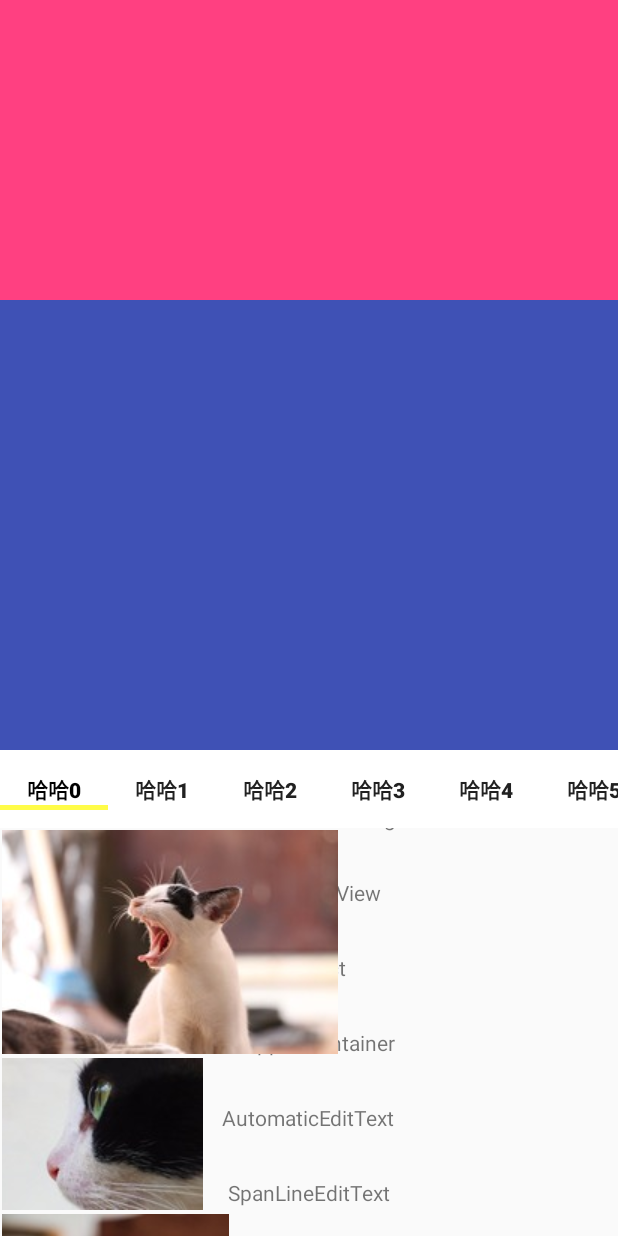
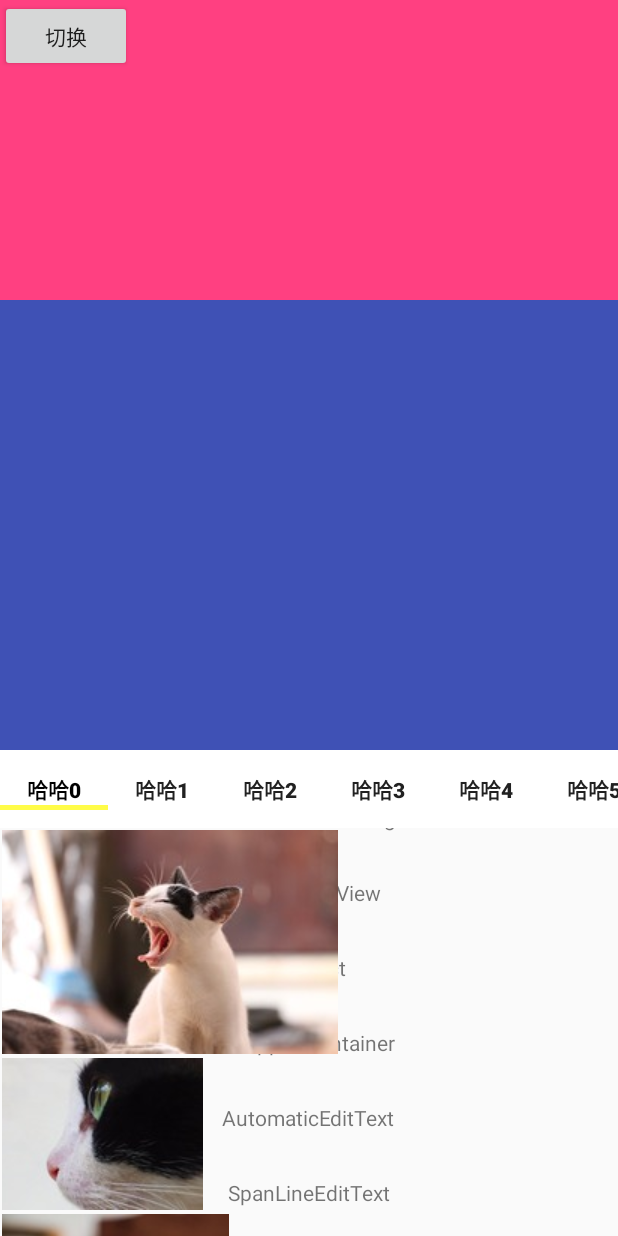
Before and after one commit to hyhdy/customview-samples, an Android app: the fragment CoordinatorLayoutFragment placed in its activity, on a phone screen of 412 x 824 dp. Run offline under Robolectric (Android 15) with nearby library versions, the phone set to English and light mode, and no system bars; our stand-ins replace FlexboxLayout; Roboto replaces fonts that are not available here; 1 statement that could not run was skipped.

Commit message:
处理coordinatelayout的list为空时appbarlayout还能滑出屏幕的问题

```diff
--- a/app/src/main/java/com/sky/hyh/customviewsamples/customview/coordinatelayout/CustomCoordinateLayout.java
+++ b/app/src/main/java/com/sky/hyh/customviewsamples/customview/coordinatelayout/CustomCoordinateLayout.java
@@ -2,17 +2,78 @@ package com.sky.hyh.customviewsamples.customview.coordinatelayout;
 
 import android.content.Context;
 import android.support.design.widget.CoordinatorLayout;
+import android.support.design.widget.TabLayout;
 import android.util.AttributeSet;
+import android.view.View;
+import android.view.ViewGroup;
+
+import com.sky.hyh.customviewsamples.R;
+import com.sky.hyh.customviewsamples.customview.customviewpager.CustomViewPager;
+
+import java.util.ArrayList;
+import java.util.List;
 
 /**
  * created by hyh on 2019/4/4
  */
 public class CustomCoordinateLayout extends CoordinatorLayout {
+    public static final int RES_ID = R.layout.container_coordinate_layout;
+    private TabLayout mTabLayout;
+    private CustomViewPager mViewPager;
+    private BaseAppBarLayout mAppBarLayout;
+
     public CustomCoordinateLayout(Context context) {
-        super(context);
+        this(context,null);
     }
 
     public CustomCoordinateLayout(Context context, AttributeSet attrs) {
         super(context, attrs);
+        View root = inflate(getContext(),RES_ID,this);
+        initViews(root);
+    }
+
+    protected void initViews(View rootView) {
+        mAppBarLayout = rootView.findViewById(R.id.app_bar_layout);
+        mAppBarLayout.addOffsetListener();
+
+        mViewPager = findViewById(R.id.vp_content);
+        mViewPager.setPagingEnabled(false);
+        mTabLayout = findViewById(R.id.tablayout);
+        mTabLayout.setupWithViewPager(mViewPager,false);
+
+        List<String> datas=new ArrayList<>();
+        datas.add("#990000");
+        datas.add("#271309");
+        datas.add("#213456");
+        datas.add("#016716");
+        datas.add("#170456");
+        datas.add("#ff11ff");
+        datas.add("#016755");
+        datas.add("#170111");
+        datas.add("#3001ff");
+
+        String[] titleContents = new String[datas.size()];
+        for(int i=0;i<datas.size();i++){
+            titleContents[i] = "哈哈"+i;
+        }
+        CoordinatePagerAdapter coordinatePagerAdapter=new CoordinatePagerAdapter(getContext(),datas);
+
+        setAdapter(titleContents,coordinatePagerAdapter);
+    }
+
+    public void setAdapter(String[] titleContents, CoordinatePagerAdapter pagerAdapter){
+        mTabLayout.removeAllTabs();
+        for(int i=0;i<titleContents.length;i++){
+            mTabLayout.addTab(mTabLayout.newTab());
+        }
+
+        mViewPager.setAdapter(pagerAdapter);
+
+        for(int i=0;i<titleContents.length;i++){
+            TabLayout.Tab tab = mTabLayout.getTabAt(i);
+            if(tab!=null) {
+                tab.setText(titleContents[i]);
+            }
+        }
     }
 }
--- /dev/null
+++ b/app/src/main/java/com/sky/hyh/customviewsamples/customview/coordinatelayout/RootLayout.java
@@ -0,0 +1,45 @@
+package com.sky.hyh.customviewsamples.customview.coordinatelayout;
+
+import android.content.Context;
+import android.support.annotation.NonNull;
+import android.support.annotation.Nullable;
+import android.support.design.widget.CoordinatorLayout;
+import android.util.AttributeSet;
+import android.util.Log;
+import android.view.ViewGroup;
+import android.widget.FrameLayout;
+
+import com.sky.hyh.customviewsamples.R;
+
+/**
+ * created by hyh on 2019/4/4
+ */
+public class RootLayout extends FrameLayout {
+    private boolean mHaveList = true;
+
+    public RootLayout(@NonNull Context context) {
+        this(context,null);
+    }
+
+    public RootLayout(@NonNull Context context, @Nullable AttributeSet attrs) {
+        super(context, attrs);
+        updateView(mHaveList);
+    }
+
+    public void updateView(boolean haveList){
+        Log.d("hyh","RootLayout: updateView");
+        mHaveList = haveList;
+        removeAllViews();
+        if(haveList){
+            CustomCoordinateLayout customCoordinateLayout = new CustomCoordinateLayout(getContext());
+            addView(customCoordinateLayout,new LayoutParams(ViewGroup.LayoutParams.MATCH_PARENT, ViewGroup.LayoutParams.MATCH_PARENT));
+        }else{
+            TabLayoutContainer tabLayoutContainer = new TabLayoutContainer(getContext());
+            addView(tabLayoutContainer,new LayoutParams(ViewGroup.LayoutParams.MATCH_PARENT, ViewGroup.LayoutParams.MATCH_PARENT));
+        }
+    }
+
+    public boolean isHaveList() {
+        return mHaveList;
+    }
+}
--- /dev/null
+++ b/app/src/main/java/com/sky/hyh/customviewsamples/customview/coordinatelayout/TabLayoutContainer.java
@@ -0,0 +1,23 @@
+package com.sky.hyh.customviewsamples.customview.coordinatelayout;
+
+import android.content.Context;
+import android.util.AttributeSet;
+import android.widget.ScrollView;
+
+import com.sky.hyh.customviewsamples.R;
+
+/**
+ * created by hyh on 2019/4/4
+ */
+public class TabLayoutContainer extends ScrollView {
+    public static final int RES_ID = R.layout.container_tab_layout;
+
+    public TabLayoutContainer(Context context) {
+        this(context,null);
+    }
+
+    public TabLayoutContainer(Context context, AttributeSet attrs) {
+        super(context, attrs);
+        inflate(context,RES_ID,this);
+    }
+}
--- a/app/src/main/java/com/sky/hyh/customviewsamples/fragment/impl/CoordinatorLayoutFragment.java
+++ b/app/src/main/java/com/sky/hyh/customviewsamples/fragment/impl/CoordinatorLayoutFragment.java
@@ -3,10 +3,12 @@ package com.sky.hyh.customviewsamples.fragment.impl;
 import android.support.design.widget.TabLayout;
 import android.support.v4.view.ViewPager;
 import android.view.View;
+import android.widget.Button;
 
 import com.sky.hyh.customviewsamples.R;
 import com.sky.hyh.customviewsamples.customview.coordinatelayout.CoordinatePagerAdapter;
 import com.sky.hyh.customviewsamples.customview.coordinatelayout.BaseAppBarLayout;
+import com.sky.hyh.customviewsamples.customview.coordinatelayout.RootLayout;
 import com.sky.hyh.customviewsamples.customview.customviewpager.CustomViewPager;
 import com.sky.hyh.customviewsamples.fragment.BaseFragment;
 
@@ -17,9 +19,8 @@ import java.util.List;
  * created by hyh on 2019/4/4
  */
 public class CoordinatorLayoutFragment extends BaseFragment {
-    private TabLayout mTabLayout;
-    private CustomViewPager mViewPager;
-    private BaseAppBarLayout mAppBarLayout;
+    private RootLayout mRootLayout;
+    private Button mBtnSwitch;
 
     @Override
     protected int getResId() {
@@ -28,47 +29,13 @@ public class CoordinatorLayoutFragment extends BaseFragment {
 
     @Override
     protected void initViews(View rootView) {
-        mAppBarLayout = rootView.findViewById(R.id.app_bar_layout);
-        mAppBarLayout.addOffsetListener();
-
-        mViewPager = findViewById(R.id.vp_content);
-        mViewPager.setPagingEnabled(false);
-        mTabLayout = findViewById(R.id.tablayout);
-        mTabLayout.setupWithViewPager(mViewPager,false);
-
-        List<String> datas=new ArrayList<>();
-        datas.add("#990000");
-        datas.add("#271309");
-        datas.add("#213456");
-        datas.add("#016716");
-        datas.add("#170456");
-        datas.add("#ff11ff");
-        datas.add("#016755");
-        datas.add("#170111");
-        datas.add("#3001ff");
-
-        String[] titleContents = new String[datas.size()];
-        for(int i=0;i<datas.size();i++){
-            titleContents[i] = "哈哈"+i;
-        }
-        CoordinatePagerAdapter coordinatePagerAdapter=new CoordinatePagerAdapter(getContext(),datas);
-
-        setAdapter(titleContents,coordinatePagerAdapter);
-    }
-
-    public void setAdapter(String[] titleContents, CoordinatePagerAdapter pagerAdapter){
-        mTabLayout.removeAllTabs();
-        for(int i=0;i<titleContents.length;i++){
-            mTabLayout.addTab(mTabLayout.newTab());
-        }
-
-        mViewPager.setAdapter(pagerAdapter);
-
-        for(int i=0;i<titleContents.length;i++){
-            TabLayout.Tab tab = mTabLayout.getTabAt(i);
-            if(tab!=null) {
-                tab.setText(titleContents[i]);
+        mRootLayout = rootView.findViewById(R.id.root);
+        mBtnSwitch = findViewById(R.id.btn_switch);
+        mBtnSwitch.setOnClickListener(new View.OnClickListener() {
+            @Override
+            public void onClick(View v) {
+                mRootLayout.updateView(!mRootLayout.isHaveList());
             }
-        }
+        });
     }
 }
--- /dev/null
+++ b/app/src/main/res/layout/container_coordinate_layout.xml
@@ -0,0 +1,19 @@
+<?xml version="1.0" encoding="utf-8"?>
+<merge xmlns:android="http://schemas.android.com/apk/res/android"
+    xmlns:app="http://schemas.android.com/apk/res-auto">
+    <com.sky.hyh.customviewsamples.customview.coordinatelayout.MyAppBarLayout
+        android:id="@+id/app_bar_layout"
+        android:layout_width="match_parent"
+        android:layout_height="wrap_content"
+        app:layout_behavior="com.sky.hyh.customviewsamples.customview.coordinatelayout.WhlBehavior"
+        >
+    </com.sky.hyh.customviewsamples.customview.coordinatelayout.MyAppBarLayout>
+
+    <com.sky.hyh.customviewsamples.customview.customviewpager.CustomViewPager
+        android:id="@+id/vp_content"
+        android:layout_width="match_parent"
+        android:layout_height="match_parent"
+        app:layout_behavior="@string/appbar_scrolling_view_behavior"
+        >
+    </com.sky.hyh.customviewsamples.customview.customviewpager.CustomViewPager>
+</merge>
--- /dev/null
+++ b/app/src/main/res/layout/container_tab_layout.xml
@@ -0,0 +1,35 @@
+<?xml version="1.0" encoding="utf-8"?>
+<LinearLayout xmlns:android="http://schemas.android.com/apk/res/android"
+    android:orientation="vertical"
+    android:layout_width="match_parent"
+    android:layout_height="match_parent">
+
+    <FrameLayout
+        android:id="@+id/fl_item_1"
+        android:layout_width="match_parent"
+        android:layout_height="200dp"
+        android:background="@color/colorAccent">
+    </FrameLayout>
+
+    <FrameLayout
+        android:id="@+id/fl_item_2"
+        android:layout_width="match_parent"
+        android:layout_height="300dp"
+        android:background="@color/colorPrimary">
+    </FrameLayout>
+
+    <!--<FrameLayout-->
+        <!--android:id="@+id/fl_item_3"-->
+        <!--android:layout_width="match_parent"-->
+        <!--android:layout_height="400dp"-->
+        <!--android:background="@color/colorAccent">-->
+    <!--</FrameLayout>-->
+
+    <!--<FrameLayout-->
+        <!--android:id="@+id/fl_item_4"-->
+        <!--android:layout_width="match_parent"-->
+        <!--android:layout_height="600dp"-->
+        <!--android:background="@color/colorPrimary">-->
+    <!--</FrameLayout>-->
+
+</LinearLayout>
--- a/app/src/main/res/layout/fragment_coordinatorlayout.xml
+++ b/app/src/main/res/layout/fragment_coordinatorlayout.xml
@@ -1,25 +1,21 @@
 <?xml version="1.0" encoding="utf-8"?>
-<android.support.design.widget.CoordinatorLayout
+<FrameLayout
     xmlns:android="http://schemas.android.com/apk/res/android"
     xmlns:app="http://schemas.android.com/apk/res-auto"
     android:id="@+id/coordinator"
     android:layout_width="match_parent"
     android:layout_height="match_parent">
 
-    <com.sky.hyh.customviewsamples.customview.coordinatelayout.MyAppBarLayout
-        android:id="@+id/app_bar_layout"
+    <com.sky.hyh.customviewsamples.customview.coordinatelayout.RootLayout
+        android:id="@+id/root"
         android:layout_width="match_parent"
+        android:layout_height="match_parent">
+    </com.sky.hyh.customviewsamples.customview.coordinatelayout.RootLayout>
+
+    <Button
+        android:id="@+id/btn_switch"
+        android:layout_width="wrap_content"
         android:layout_height="wrap_content"
-        app:layout_behavior="com.sky.hyh.customviewsamples.customview.coordinatelayout.WhlBehavior"
-        >
-    </com.sky.hyh.customviewsamples.customview.coordinatelayout.MyAppBarLayout>
-
-    <com.sky.hyh.customviewsamples.customview.customviewpager.CustomViewPager
-        android:id="@+id/vp_content"
-        android:layout_width="match_parent"
-        android:layout_height="match_parent"
-        app:layout_behavior="@string/appbar_scrolling_view_behavior"
-        >
-    </com.sky.hyh.customviewsamples.customview.customviewpager.CustomViewPager>
-
-</android.support.design.widget.CoordinatorLayout>
+        android:text="切换"
+        />
+</FrameLayout>
--- a/app/src/main/res/layout/layout_appbarlayout_container.xml
+++ b/app/src/main/res/layout/layout_appbarlayout_container.xml
@@ -2,21 +2,12 @@
 <merge xmlns:android="http://schemas.android.com/apk/res/android"
     xmlns:app="http://schemas.android.com/apk/res-auto">
 
-        <FrameLayout
-            android:id="@+id/fl_item_1"
+        <com.sky.hyh.customviewsamples.customview.coordinatelayout.TabLayoutContainer
             android:layout_width="match_parent"
-            android:layout_height="200dp"
-            android:background="@color/colorAccent"
-            app:layout_scrollFlags="scroll|enterAlways|enterAlwaysCollapsed">
-        </FrameLayout>
-
-        <FrameLayout
-            android:id="@+id/fl_item_2"
-            android:layout_width="match_parent"
-            android:layout_height="300dp"
-            android:background="@color/colorPrimary"
-            app:layout_scrollFlags="scroll|enterAlways|enterAlwaysCollapsed">
-        </FrameLayout>
+            android:layout_height="match_parent"
+            app:layout_scrollFlags="scroll|enterAlways|enterAlwaysCollapsed"
+            >
+        </com.sky.hyh.customviewsamples.customview.coordinatelayout.TabLayoutContainer>
 
         <android.support.design.widget.TabLayout
             android:id="@+id/tablayout"
```
